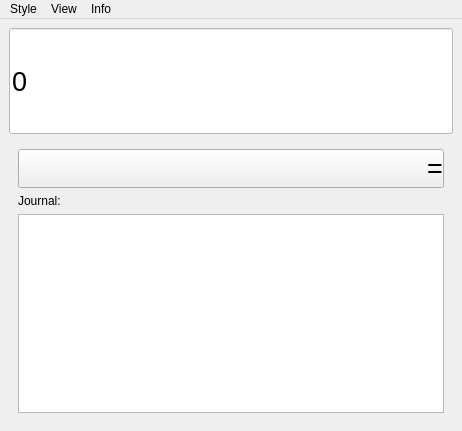
Above: ui.ui from l1mafresh/simple-calc before the change. Below: the same form after it.
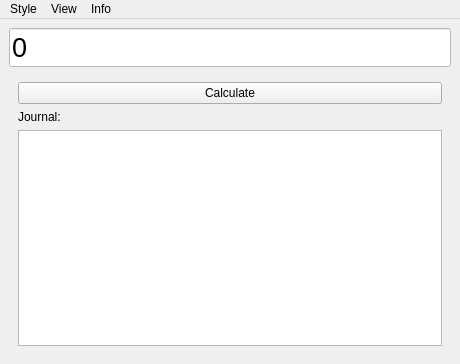
That is the form after the change. The open tabs and pages were chosen to show the change. Icons and pictures are not drawn.

Diff of the .ui file:
```diff
--- a/ui.ui
+++ b/ui.ui
@@ -2,14 +2,6 @@
 <ui version="4.0">
  <class>MainWindow</class>
  <widget class="QMainWindow" name="MainWindow">
-  <property name="geometry">
-   <rect>
-    <x>0</x>
-    <y>0</y>
-    <width>462</width>
-    <height>431</height>
-   </rect>
-  </property>
   <property name="minimumSize">
    <size>
     <width>0</width>
@@ -1092,7 +1084,6 @@
             </property>
             <property name="font">
              <font>
-              <pointsize>20</pointsize>
               <hintingpreference>PreferDefaultHinting</hintingpreference>
              </font>
             </property>
@@ -1100,10 +1091,10 @@
              <enum>Qt::LeftToRight</enum>
             </property>
             <property name="styleSheet">
-             <string notr="true">text-align: right;</string>
+             <string notr="true"/>
             </property>
             <property name="text">
-             <string>=</string>
+             <string>Calculate</string>
             </property>
            </widget>
           </item>
```
